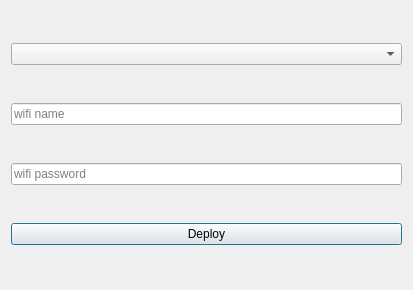
1zlab/1ZLAB-EasyEsp, file libs/dialog.ui: the form before one commit.
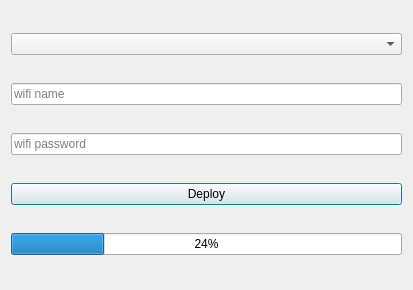
The form after the commit.

Patch:
```diff
--- a/libs/dialog.ui
+++ b/libs/dialog.ui
@@ -42,6 +42,13 @@
      </property>
     </widget>
    </item>
+   <item>
+    <widget class="QProgressBar" name="progressBar">
+     <property name="value">
+      <number>24</number>
+     </property>
+    </widget>
+   </item>
   </layout>
  </widget>
  <resources/>
```
